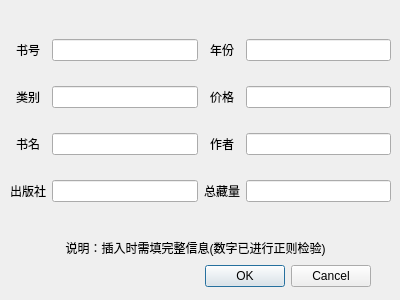
First picture: the form in UI/insbookpad.ui, repository FUTURETECH6/BMS, before the edit.
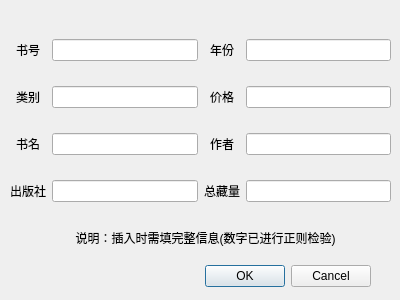
Second picture: the form after the edit.

What changed in the file:
```diff
--- a/UI/insbookpad.ui
+++ b/UI/insbookpad.ui
@@ -148,8 +148,8 @@
   <widget class="QLabel" name="label_9">
    <property name="geometry">
     <rect>
-     <x>30</x>
-     <y>240</y>
+     <x>40</x>
+     <y>230</y>
      <width>331</width>
      <height>16</height>
     </rect>
```
Left out of the diff: 2 changed lines with no effect on the pictures.
